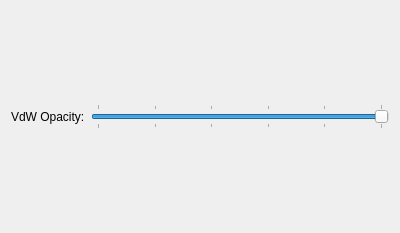
The window that libavogadro/src/engines/spheresettingswidget.ui (cryos/avogadro) describes before a commit, drawn with Qt 5.
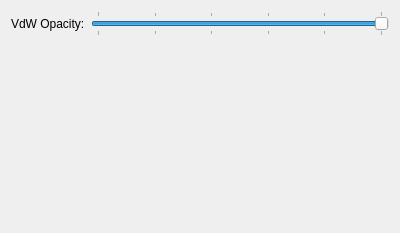
The same window after the commit.

Commit message: Added spacers to the engine configuration dialogs.

What changed in the file:
```diff
--- a/libavogadro/src/engines/spheresettingswidget.ui
+++ b/libavogadro/src/engines/spheresettingswidget.ui
@@ -51,6 +51,19 @@
      </property>
     </widget>
    </item>
+   <item row="1" column="1" >
+    <spacer>
+     <property name="orientation" >
+      <enum>Qt::Vertical</enum>
+     </property>
+     <property name="sizeHint" >
+      <size>
+       <width>20</width>
+       <height>40</height>
+      </size>
+     </property>
+    </spacer>
+   </item>
   </layout>
  </widget>
  <resources/>
```
The commit also changes 4 other files.
